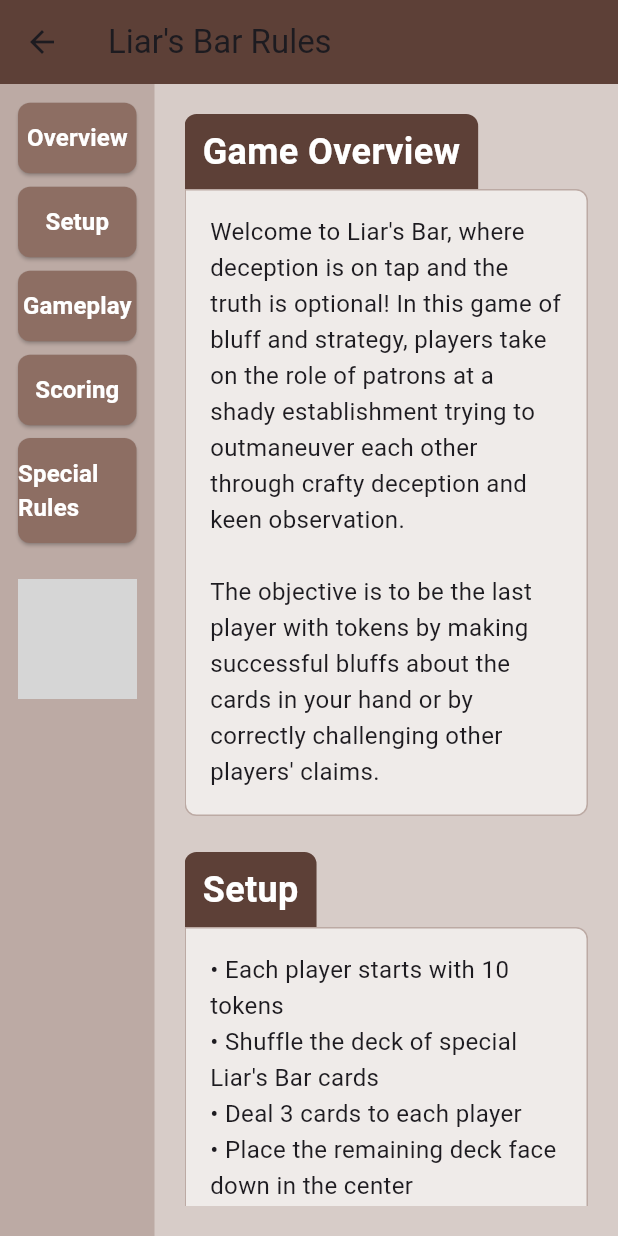
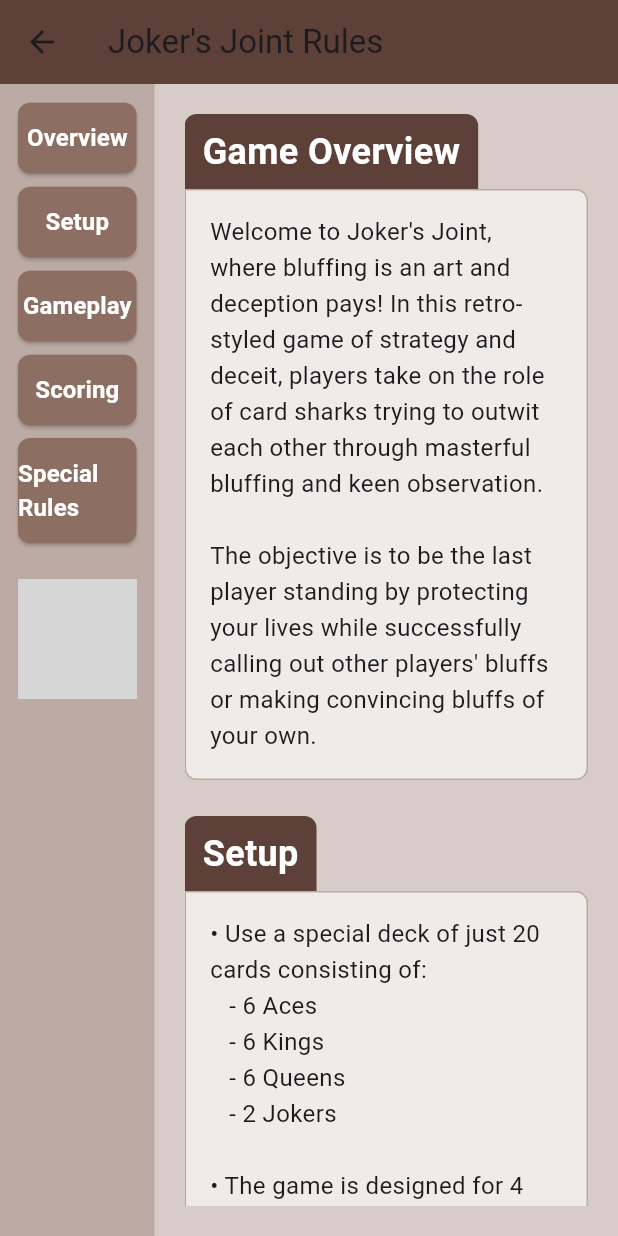
Before and after one commit to mpinel6/CSC4330FInalProject, a Flutter app: the RulesPage screen opened directly, on a phone screen of 412 x 824 dp. Run offline on Flutter 3.47's test engine with Material 3 defaults, Android fonts, the phone set to English and light mode, and no system bars; missing offline and left inert: network_info_plus; grey boxes are pictures that could not be loaded.

Commit message:
altered rules to better match our game

```diff
--- a/lib/rules_page.dart
+++ b/lib/rules_page.dart
@@ -1,16 +1,15 @@
 import 'package:flutter/material.dart';
 //hunter todd
 //kollin bassie
-//rules still need work
+
 class RulesPage extends StatelessWidget {
   const RulesPage({super.key});
 
   @override
   Widget build(BuildContext context) {
-    // Force landscape orientation
     return Scaffold(
       appBar: AppBar(
-        title: const Text("Liar's Bar Rules"),
+        title: const Text("Joker's Joint Rules"),
         backgroundColor: Colors.brown[700],
       ),
       backgroundColor: Colors.brown[100],
@@ -87,9 +86,9 @@ class RulesNavigation extends StatelessWidget {
         ),
         const SizedBox(height: 24),
         Image.asset(
-          'assets/liars_bar_logo.png',
+          'assets/jokers_joint_logo.png',
           errorBuilder: (context, error, stackTrace) =>
-            const Icon(Icons.sports_bar, size: 80, color: Colors.brown),
+            const Icon(Icons.casino, size: 80, color: Colors.brown),
         ),
       ],
     );
@@ -195,59 +194,58 @@ class RulesContentState extends State<RulesContent> {
             RulesSection(
               key: _sectionKeys[0],
               title: "Game Overview",
-              content: "Welcome to Liar's Bar, where deception is on tap and the truth is optional! "
-                  "In this game of bluff and strategy, players take on the role of patrons at a shady establishment "
-                  "trying to outmaneuver each other through crafty deception and keen observation.\n\n"
-                  "The objective is to be the last player with tokens by making successful bluffs "
-                  "about the cards in your hand or by correctly challenging other players' claims.",
+              content: "Welcome to Joker's Joint, where bluffing is an art and deception pays! "
+                  "In this retro-styled game of strategy and deceit, players take on the role of card sharks "
+                  "trying to outwit each other through masterful bluffing and keen observation.\n\n"
+                  "The objective is to be the last player standing by protecting your lives while "
+                  "successfully calling out other players' bluffs or making convincing bluffs of your own.",
             ),
             const SizedBox(height: 24),
             RulesSection(
               key: _sectionKeys[1],
               title: "Setup",
-              content: "• Each player starts with 10 tokens\n"
-                  "• Shuffle the deck of special Liar's Bar cards\n"
-                  "• Deal 3 cards to each player\n"
-                  "• Place the remaining deck face down in the center\n"
-                  "• The player who most recently told a lie goes first\n"
-                  "• Set up drinks (optional but recommended)",
+              content: "• Use a special deck of just 20 cards consisting of:\n"
+                  "   - 6 Aces\n"
+                  "   - 6 Kings\n"
+                  "   - 6 Queens\n"
+                  "   - 2 Jokers\n\n"
+                  "• The game is designed for 4 players\n"
+                  "• Each player starts with 3 lives\n"
+                  "• Deal 5 cards to each player\n"
+                  "• Choose a starting player randomly",
             ),
             const SizedBox(height: 24),
             RulesSection(
               key: _sectionKeys[2],
               title: "Gameplay",
               content: "On your turn:\n\n"
-                  "1. Draw a card from the deck\n"
-                  "2. Make a claim about your hand by placing 1-3 cards face down and declaring what they are\n"
+                  "1. Make a claim about one or more cards from your hand\n"
+                  "2. Place these cards face down in the center\n"
                   "3. Other players can either:\n"
-                  "   • Call your bluff: If you were lying, you drink and lose a token. If you were truthful, they drink and lose a token\n"
+                  "   • Call your bluff: If you were lying, you lose a life. If you were telling the truth, the challenger loses a life\n"
                   "   • Pass and let play continue to the next player\n\n"
                   "4. If no one calls your bluff, add your played cards to the discard pile without revealing them\n"
-                  "5. Play continues clockwise\n\n"
-                  "Remember: You must always declare your cards as the same card type (e.g., \"Three Queens\"), "
-                  "but the number of cards you actually place down can vary from 1-3.",
+                  "5. Draw replacement cards if available\n"
+                  "6. Play continues clockwise\n\n"
+                  "The game consists of 3 rounds. If multiple players still have lives at the end of the third round, reshuffle the deck and continue until only one player remains.",
             ),
             const SizedBox(height: 24),
             RulesSection(
               key: _sectionKeys[3],
-              title: "Scoring",
-              content: "• Last player with tokens wins the game\n"
-                  "• If you lose all tokens, you're out\n"
-                  "• Optional house rule: Players who are eliminated must finish their drink\n"
-                  "• Special achievements:\n"
-                  "   - The Honest Barkeep: Win without ever being caught in a lie\n"
-                  "   - The Perfect Read: Correctly call bluffs 3 times in a row\n"
-                  "   - The Great Deceiver: Successfully bluff 5 times in one game",
+              title: "Lives & Elimination",
+              content: "• Each player begins with 3 lives\n"
+                  "• Lose a life when:\n"
+                  "   - You're caught in a lie (placing cards that don't match your claim)\n"
+                  "   - You incorrectly challenge another player's claim\n\n"
+                  "• When you lose all 3 lives, you're eliminated from the game\n"
+                  "• The last player with any lives remaining wins the game\n"
+                  "• If multiple players are still alive after 3 rounds, continue playing until there's a single winner",
             ),
             const SizedBox(height: 24),
             RulesSection(
               key: _sectionKeys[4],
               title: "Special Rules",
-              content: "• Wild Cards: Jokers can be played as any card\n"
-                  "• Last Call: When the deck is depleted, enter 'Last Call' mode where each player gets one final turn\n"
-                  "• Bar Tab: If all players agree, the game loser buys the next round\n"
-                  "• The Bartender's Favor: Once per game, you may peek at the top card of the deck\n"
-                  "• House Special: If you correctly call someone's bluff on a 'House Special' card, they lose 2 tokens instead of 1",
+              content: "• Joker's Rule: Jokers are wild cards and can be played as any card type (Ace, King, or Queen)\n"
             ),
             const SizedBox(height: 32),
             Center(
@@ -256,10 +254,10 @@ class RulesContentState extends State<RulesContent> {
                 decoration: BoxDecoration(
                   border: Border.all(color: Colors.brown[700]!, width: 2),
                   borderRadius: BorderRadius.circular(8),
-                  color: Colors.brown[50],
+                  color: Colors.amber[50],
                 ),
                 child: const Text(
-                  "Remember, in Liar's Bar, the best liars win... most of the time!",
+                  "Remember, at Joker's Joint, it's not whether you win or lose... it's how well you deceive!",
                   style: TextStyle(
                     fontSize: 18,
                     fontStyle: FontStyle.italic,
```
